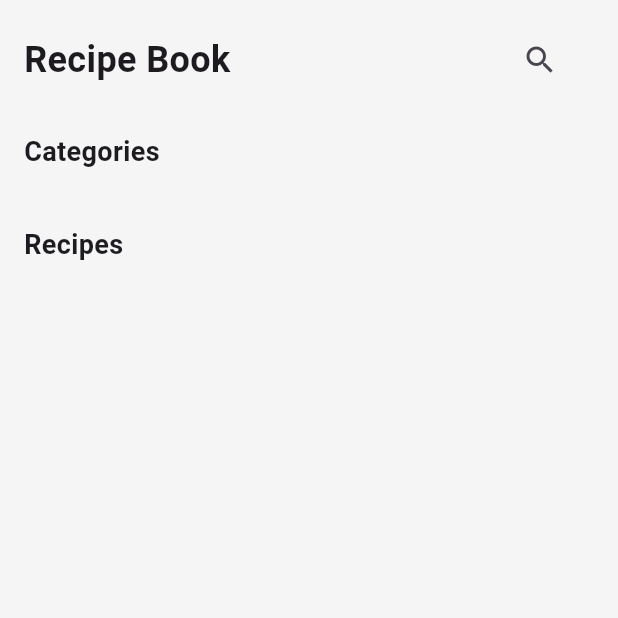
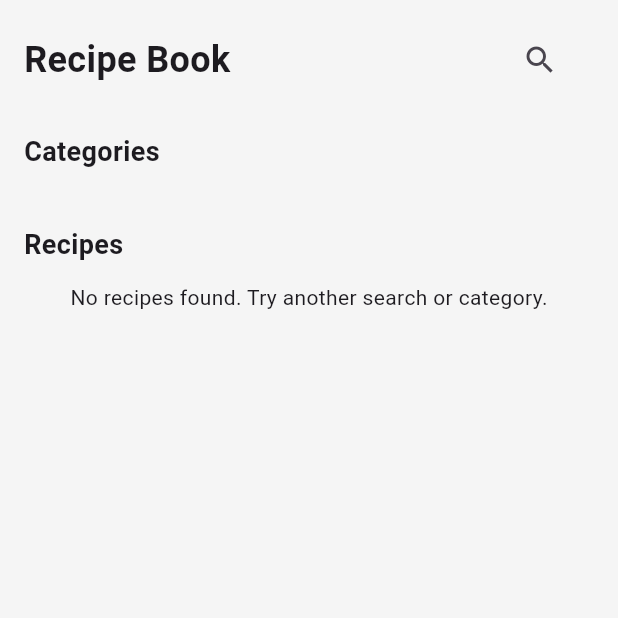
Before and after one commit to samratsuzil/himalayan-java, a Flutter app: the screen it shows after launch, on a phone screen of 412 x 824 dp, the top half of it. Run offline on Flutter 3.47's test engine with Material 3 defaults, Android fonts, the phone set to English and light mode, and no system bars; network calls fail.

Commit message:
no recipe message, separate loading

```diff
--- a/lib/pages/home_page.dart
+++ b/lib/pages/home_page.dart
@@ -6,8 +6,6 @@ import 'package:recipe_book/pages/recipe_detail_page.dart';
 import 'package:recipe_book/services/category_service.dart';
 import 'package:recipe_book/services/recipe_service.dart';
 import 'package:recipe_book/widgets/recipe_search_delegate.dart';
-import 'package:http/http.dart' as http;
-import 'dart:convert';
 
 class HomePage extends StatefulWidget {
   const HomePage({super.key});
@@ -19,44 +17,46 @@ class HomePage extends StatefulWidget {
 class _HomePageState extends State<HomePage> {
   List<Category> categories = [];
   List<Recipe> recipes = [];
-  bool isLoading = true;
-  String searchQuery = ""; // Track the search query
-  int? selectedCategoryId; // Track the selected category
+  bool isCategoryLoading = true;
+  bool isRecipeLoading = true;
+  String searchQuery = "";
+  int? selectedCategoryId;
 
   @override
   void initState() {
     super.initState();
-    fetchCategories(); // Fetch categories
-    fetchRecipes(); // Fetch recipes on load
+    fetchCategories();
+    fetchRecipes();
   }
 
   Future<void> fetchCategories() async {
+    setState(() => isCategoryLoading = true);
     try {
       final fetchedCategories = await CategoryService.fetchCategories();
       setState(() {
         categories = fetchedCategories;
       });
     } catch (e) {
-      // Handle error gracefully
       print('Error fetching categories: $e');
+    } finally {
+      setState(() => isCategoryLoading = false);
     }
   }
 
   Future<void> fetchRecipes({String? searchQuery, int? categoryId}) async {
-    setState(() => isLoading = true);
-
+    setState(() => isRecipeLoading = true);
     try {
       final fetchedRecipes = await RecipeService.fetchRecipes(
         searchQuery: searchQuery,
-        categoryId: selectedCategoryId,
+        categoryId: categoryId,
       );
       setState(() {
         recipes = fetchedRecipes;
-        isLoading = false;
       });
     } catch (e) {
-      setState(() => isLoading = false);
-      // handle error (show a snackbar maybe)
+      print('Error fetching recipes: $e');
+    } finally {
+      setState(() => isRecipeLoading = false);
     }
   }
 
@@ -65,72 +65,65 @@ class _HomePageState extends State<HomePage> {
     return Scaffold(
       backgroundColor: Colors.grey[100],
       body: SafeArea(
-        child: isLoading
-            ? const Center(child: CircularProgressIndicator())
-            : SingleChildScrollView(
+        child: SingleChildScrollView(
           padding: const EdgeInsets.all(16),
           child: Column(
             crossAxisAlignment: CrossAxisAlignment.start,
             children: [
-                    // Top Section
+              // Header Section
               Row(
                 children: [
-                        const Text('Recipe Book',
-                            style: TextStyle(
-                              fontWeight: FontWeight.bold,
-                              fontSize: 24,
-                            )),
+                  const Text(
+                    'Recipe Book',
+                    style: TextStyle(fontWeight: FontWeight.bold, fontSize: 24),
+                  ),
                   const Spacer(),
                   IconButton(
                     icon: const Icon(Icons.search),
                     onPressed: () async {
-                            // Trigger the search
                       final result = await showSearch<String>(
                         context: context,
                         delegate: RecipeSearchDelegate(),
                       );
-                            // Update the search query after search closes
                       if (result != null && result.isNotEmpty) {
-                              // Delay setState until after the search delegate closes
                         Future.delayed(Duration.zero, () {
                           setState(() {
                             searchQuery = result;
-                                  isLoading = true; // Show loading
                           });
-                                // Fetch the recipes based on the new search query
                           fetchRecipes(
                             categoryId: selectedCategoryId,
-                                    searchQuery: searchQuery);
+                            searchQuery: searchQuery,
+                          );
                         });
                       }
                     },
                   ),
-                        const SizedBox(width: 12)
+                  const SizedBox(width: 12),
                 ],
               ),
+
               const SizedBox(height: 24),
 
               // Categories Section
               const Text('Categories',
-                        style: TextStyle(
-                            fontWeight: FontWeight.bold, fontSize: 18)),
+                  style: TextStyle(fontWeight: FontWeight.bold, fontSize: 18)),
               const SizedBox(height: 12),
-                    SingleChildScrollView(
+              isCategoryLoading
+                  ? const Center(child: CircularProgressIndicator())
+                  : SingleChildScrollView(
                       scrollDirection: Axis.horizontal,
                       child: Row(
                         children: categories
-                            .map((cat) => Padding(
+                            .map(
+                              (cat) => Padding(
                                 padding: const EdgeInsets.only(right: 8),
                                 child: GestureDetector(
                                   onTap: () {
-                                      // Fetch recipes by category when tapped
-                                      setState(() {
-                                        selectedCategoryId =
-                                            cat.id; // Update selected category
-                                      });
+                                    setState(() => selectedCategoryId = cat.id);
                                     fetchRecipes(
                                       categoryId: cat.id,
-                                          searchQuery: searchQuery);
+                                      searchQuery: searchQuery,
+                                    );
                                   },
                                   child: Chip(
                                     label: Text(cat.name),
@@ -138,51 +131,47 @@ class _HomePageState extends State<HomePage> {
                                         selectedCategoryId == cat.id
                                             ? Colors.teal[900]
                                             : Colors.red[900],
-                                      labelStyle: const TextStyle(
-                                        color: Colors.white,
+                                    labelStyle:
+                                        const TextStyle(color: Colors.white),
                                   ),
                                 ),
                               ),
-                                ))
+                            )
                             .toList(),
                       ),
                     ),
 
               const SizedBox(height: 24),
 
+              // Clear Search Button
               if (searchQuery.isNotEmpty) ...[
                 Row(
                   children: [
-                          ElevatedButton(
-                            onPressed: () {},
-                            child: Row(
-                              children: [
-                                Text('Clear Search $searchQuery'),
-                                IconButton(
+                    ElevatedButton.icon(
                       onPressed: () {
-                                      setState(() {
-                                        searchQuery = ''; // Clear search query
-                                        fetchRecipes(
-                                            categoryId: selectedCategoryId,
-                                            searchQuery:
-                                                ''); // Fetch all recipes again
-                                      });
+                        setState(() => searchQuery = '');
+                        fetchRecipes(categoryId: selectedCategoryId);
                       },
-                                    icon: Icon(Icons.close))
-                              ],
-                            ),
+                      icon: const Icon(Icons.close),
+                      label: Text('Clear Search "$searchQuery"'),
                     ),
                   ],
                 ),
                 const SizedBox(height: 24),
               ],
-                    // Grid of Recipes
+
+              // Recipes Section
               const Text('Recipes',
-                        style: TextStyle(
-                            fontWeight: FontWeight.bold, fontSize: 18)),
+                  style: TextStyle(fontWeight: FontWeight.bold, fontSize: 18)),
               const SizedBox(height: 12),
 
-                    // Display the list of recipes
+              if (isRecipeLoading)
+                const Center(child: CircularProgressIndicator())
+              else if (recipes.isEmpty)
+                const Center(
+                    child: Text(
+                        "No recipes found. Try another search or category."))
+              else
                 LayoutBuilder(
                   builder: (context, constraints) {
                     return ConstrainedBox(
@@ -193,10 +182,8 @@ class _HomePageState extends State<HomePage> {
                         shrinkWrap: true,
                         physics: const NeverScrollableScrollPhysics(),
                         itemCount: recipes.length,
-                            gridDelegate:
-                                SliverGridDelegateWithFixedCrossAxisCount(
-                              crossAxisCount:
-                                  MediaQuery.of(context).orientation ==
+                        gridDelegate: SliverGridDelegateWithFixedCrossAxisCount(
+                          crossAxisCount: MediaQuery.of(context).orientation ==
                                   Orientation.portrait
                               ? 2
                               : 4,
@@ -220,10 +207,10 @@ class _HomePageState extends State<HomePage> {
                                 FoodCard(
                                   imageUrl: recipe.featuredImage ?? '',
                                   title: recipe.name,
-                                        // rating: recipe.difficulty,
                                 ),
                               ],
-                                  ));
+                            ),
+                          );
                         },
                       ),
                     );
```
Lines whose indentation alone changed are shown as unchanged.
